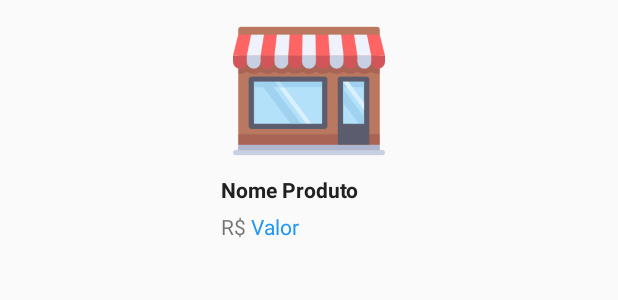
After one commit to Wkerlyson/my-store, an Android app: the layout adapter_list_produtos.xml on its own in the app's theme, with its tools: preview values and no code run, on a phone screen of 412 x 824 dp. The commit adds this screen. Shown: the top 300 px of the screen. Run offline under Robolectric (Android 15) with nearby library versions, the phone set to English and light mode, and no system bars.

Commit message:
Criação da listagem de produtos

```diff
--- a/app/src/main/java/wkerlyson/com/mystore/CadastroProdutoActivity.java
+++ b/app/src/main/java/wkerlyson/com/mystore/CadastroProdutoActivity.java
@@ -93,7 +93,6 @@ public class CadastroProdutoActivity extends AppCompatActivity {
             mImageUri = data.getData();
 
             Picasso.with(this).load(mImageUri)
-
                     .into(imagemProduto);
         }
     }
--- a/app/src/main/java/wkerlyson/com/mystore/model/Produto.java
+++ b/app/src/main/java/wkerlyson/com/mystore/model/Produto.java
@@ -27,6 +27,7 @@ public class Produto {
                 if (databaseError == null){
                     Toast.makeText(activity.getApplicationContext(), "Cadastrado com sucesso", Toast.LENGTH_LONG).show();
                     activity.startActivity(new Intent(activity.getApplicationContext(), ProdutosActivity.class));
+                    activity.finish();
                 }else{
                     Toast.makeText(activity.getApplicationContext(), "Erro ao cadastrar. Erro: " + databaseError.getMessage(), Toast.LENGTH_LONG).show();
                 }
--- /dev/null
+++ b/app/src/main/res/layout/adapter_list_produtos.xml
@@ -0,0 +1,67 @@
+<?xml version="1.0" encoding="utf-8"?>
+<LinearLayout xmlns:android="http://schemas.android.com/apk/res/android"
+    xmlns:app="http://schemas.android.com/apk/res-auto"
+    xmlns:tools="http://schemas.android.com/tools"
+    android:layout_width="match_parent"
+    android:layout_height="wrap_content"
+    android:gravity="center_horizontal"
+    android:orientation="vertical"
+    tools:layout_editor_absoluteY="81dp">
+
+    <LinearLayout
+        android:layout_width="wrap_content"
+        android:layout_height="wrap_content"
+        android:layout_marginTop="10dp"
+        android:elevation="30dp"
+        android:orientation="vertical">
+
+        <ImageView
+            android:id="@+id/ivProdutoList"
+            android:layout_width="128dp"
+            android:layout_height="101dp"
+            app:srcCompat="@drawable/online_store"
+            tools:layout_editor_absoluteX="8dp"
+            tools:layout_editor_absoluteY="8dp" />
+
+        <TextView
+            android:id="@+id/tvNomeProdutoList"
+            android:layout_width="wrap_content"
+            android:layout_height="wrap_content"
+            android:layout_margin="5dp"
+            android:text="Nome Produto"
+            android:textColor="@color/colorPrimaryText"
+            android:textSize="14sp"
+            android:textStyle="bold"
+            tools:layout_editor_absoluteX="88dp"
+            tools:layout_editor_absoluteY="8dp" />
+
+        <LinearLayout
+            android:layout_width="wrap_content"
+            android:layout_height="wrap_content"
+            android:orientation="horizontal">
+
+            <TextView
+                android:id="@+id/tvLabelReal"
+                android:layout_width="wrap_content"
+                android:layout_height="wrap_content"
+                android:layout_marginLeft="5dp"
+                android:text="R$ "
+                tools:layout_editor_absoluteX="88dp"
+                tools:layout_editor_absoluteY="41dp" />
+
+            <TextView
+                android:id="@+id/tvValorProduto"
+                android:layout_width="wrap_content"
+                android:layout_height="wrap_content"
+                android:text="Valor"
+                android:textColor="@color/colorPrimary"
+                tools:layout_editor_absoluteX="88dp"
+                tools:layout_editor_absoluteY="41dp" />
+
+        </LinearLayout>
+
+
+    </LinearLayout>
+
+
+</LinearLayout>
--- a/app/src/main/res/values/colors.xml
+++ b/app/src/main/res/values/colors.xml
@@ -1,6 +1,6 @@
 <?xml version="1.0" encoding="utf-8"?>
 <resources>
-    <color name="colorPrimary">#2196F3</color>
+    <color name="colorPrimary">#2196f3</color>
     <color name="colorPrimaryDark">#1976D2</color>
     <color name="colorAccent">#448AFF</color>
     <color name="colorPrimaryText">#212121</color>
```
Also changed, not shown: app/src/main/java/wkerlyson/com/mystore/ProdutosActivity.java (+64 -0 lines), app/src/main/java/wkerlyson/com/mystore/adapters/AdapterListProdutos.java (added, +58 -0 lines), app/src/main/res/layout/content_produtos.xml (+9 -2 lines).
